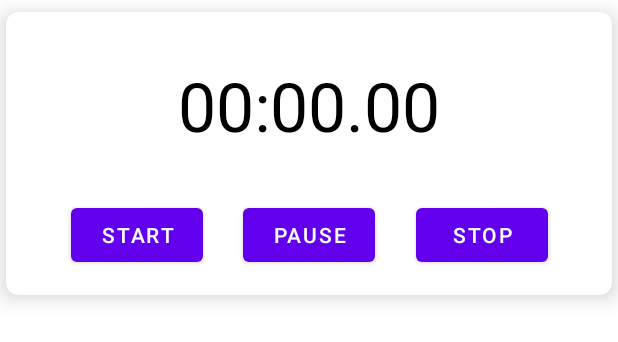
After one commit to sergey-shevtsov/Stopwatch, an Android app: the layout stopwatch_item.xml on its own in the app's theme, with its tools: preview values and no code run, on a phone screen of 412 x 824 dp. The commit adds this screen. Shown: the top 342 px of the screen. Run offline under Robolectric (Android 15) with nearby library versions, the phone set to English and light mode, and no system bars.

Commit message:
Added xml layouts for list of stopwatches.

```diff
--- /dev/null
+++ b/app/src/main/res/layout/stopwatch_item.xml
@@ -0,0 +1,61 @@
+<?xml version="1.0" encoding="utf-8"?>
+<com.google.android.material.card.MaterialCardView xmlns:android="http://schemas.android.com/apk/res/android"
+    xmlns:app="http://schemas.android.com/apk/res-auto"
+    xmlns:tools="http://schemas.android.com/tools"
+    android:layout_width="match_parent"
+    android:layout_height="wrap_content"
+    android:layout_marginStart="4dp"
+    android:layout_marginTop="8dp"
+    android:layout_marginEnd="4dp"
+    app:cardCornerRadius="8dp"
+    app:cardElevation="8dp"
+    tools:context=".MainActivity">
+
+    <androidx.constraintlayout.widget.ConstraintLayout
+        android:layout_width="match_parent"
+        android:layout_height="match_parent"
+        android:padding="16dp">
+
+        <TextView
+            android:id="@+id/text_view_time"
+            android:layout_width="wrap_content"
+            android:layout_height="wrap_content"
+            android:layout_marginTop="16dp"
+            android:text="@string/stopwatch_time_default"
+            android:textColor="@color/black"
+            android:textSize="45sp"
+            app:layout_constraintEnd_toEndOf="parent"
+            app:layout_constraintStart_toStartOf="parent"
+            app:layout_constraintTop_toTopOf="parent" />
+
+        <com.google.android.material.button.MaterialButton
+            android:id="@+id/button_start"
+            android:layout_width="wrap_content"
+            android:layout_height="wrap_content"
+            android:layout_marginTop="32dp"
+            android:text="@string/stopwatch_button_start"
+            app:layout_constraintEnd_toStartOf="@id/button_pause"
+            app:layout_constraintStart_toStartOf="parent"
+            app:layout_constraintTop_toBottomOf="@id/text_view_time" />
+
+        <com.google.android.material.button.MaterialButton
+            android:id="@+id/button_pause"
+            android:layout_width="wrap_content"
+            android:layout_height="wrap_content"
+            android:text="@string/stopwatch_button_pause"
+            app:layout_constraintBaseline_toBaselineOf="@id/button_start"
+            app:layout_constraintEnd_toStartOf="@id/button_stop"
+            app:layout_constraintStart_toEndOf="@id/button_start" />
+
+        <com.google.android.material.button.MaterialButton
+            android:id="@+id/button_stop"
+            android:layout_width="wrap_content"
+            android:layout_height="wrap_content"
+            android:text="@string/stopwatch_button_stop"
+            app:layout_constraintBaseline_toBaselineOf="@id/button_start"
+            app:layout_constraintEnd_toEndOf="parent"
+            app:layout_constraintStart_toEndOf="@id/button_pause" />
+
+    </androidx.constraintlayout.widget.ConstraintLayout>
+
+</com.google.android.material.card.MaterialCardView>
--- a/app/src/main/res/values/strings.xml
+++ b/app/src/main/res/values/strings.xml
@@ -4,4 +4,5 @@
     <string name="stopwatch_button_start">Start</string>
     <string name="stopwatch_button_pause">Pause</string>
     <string name="stopwatch_button_stop">Stop</string>
+    <string name="fab_add_stopwatch_content_description">Add stopwatch</string>
 </resources>
```
Also changed, not shown: app/src/main/res/drawable/ic_add_24.xml (added, +10 -0 lines), app/src/main/res/layout/activity_main.xml (+12 -32 lines).
